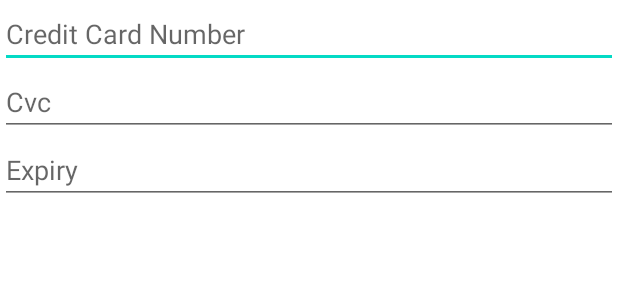
After one commit to sanjanarc/a02-g11-orderup, an Android app: the layout popup_add_credit_card.xml on its own in the app's theme, with its tools: preview values and no code run, on a phone screen of 412 x 824 dp. The commit adds this screen. Shown: the top 300 px of the screen. Run offline under Robolectric (Android 15) with nearby library versions, the phone set to English and light mode, and no system bars.

Commit message:
Add credit card and add address Done.

```diff
--- /dev/null
+++ b/app/src/main/res/layout/popup_add_credit_card.xml
@@ -0,0 +1,27 @@
+<?xml version="1.0" encoding="utf-8"?>
+<RelativeLayout xmlns:android="http://schemas.android.com/apk/res/android"
+    android:layout_width="match_parent"
+    android:layout_height="match_parent">
+
+    <EditText
+        android:id="@+id/cardNumberInput"
+        android:layout_width="match_parent"
+        android:layout_height="wrap_content"
+        android:hint="Credit Card Number"
+        android:inputType="number" />
+
+    <EditText
+        android:id="@+id/cardCvcInput"
+        android:layout_width="match_parent"
+        android:layout_height="wrap_content"
+        android:layout_below="@+id/cardNumberInput"
+        android:hint="Cvc"
+        android:inputType="number" />
+
+    <EditText
+        android:id="@+id/cardExpiryInput"
+        android:layout_width="match_parent"
+        android:layout_height="wrap_content"
+        android:layout_below="@+id/cardCvcInput"
+        android:hint="Expiry" />
+</RelativeLayout>
```
Also changed, not shown: app/src/main/java/com/example/orderup/presentation/UserAccount.java (deleted, +0 -196 lines), app/src/main/java/com/example/orderup/presentation/UserAccountFragment.java (+54 -6 lines), app/src/main/res/layout/popup_add_address.xml (added, +12 -0 lines).
